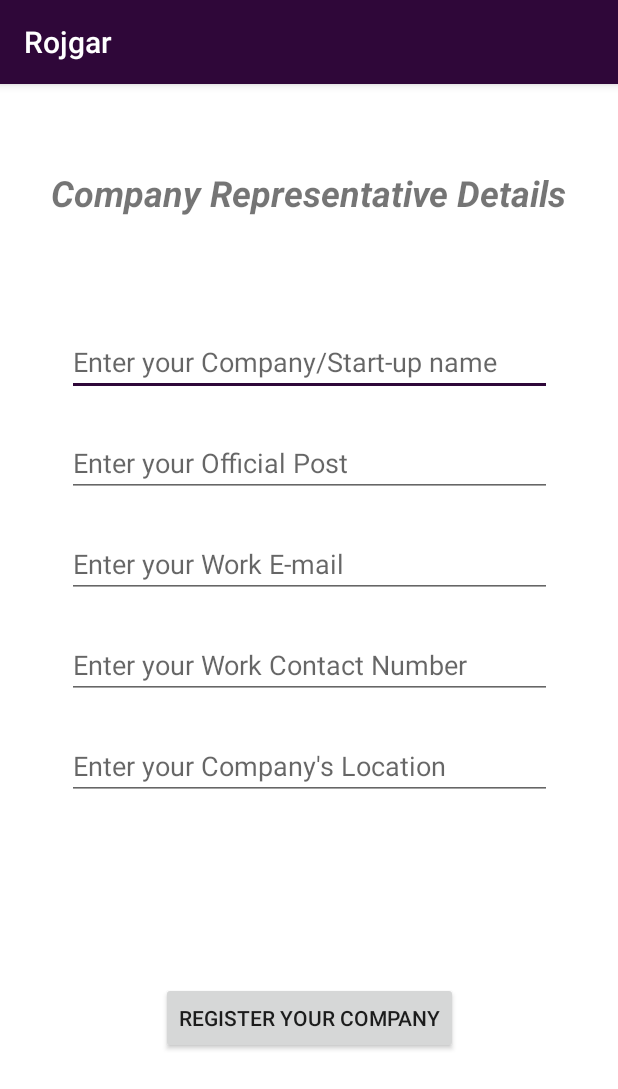
After one commit to 17hardik/newSIH, an Android app: the CreateYourJob screen opened directly, with no data from a screen before it, on a phone screen of 412 x 824 dp. The commit adds this screen. Shown: the top 1089 px of the screen. Run offline under Robolectric (Android 15) with nearby library versions, the phone set to English and light mode, and no system bars; our stand-ins replace Firebase (no records; nobody signed in at launch, a user with empty details on screens opened directly).

Commit message:
Added create your job functionality(under development)

```diff
--- a/app/src/main/AndroidManifest.xml
+++ b/app/src/main/AndroidManifest.xml
@@ -12,6 +12,8 @@
         android:roundIcon="@mipmap/logo"
         android:supportsRtl="true"
         android:theme="@style/AppTheme">
+        <activity android:name=".CreateYourJob"></activity>
+
         <service
             android:name=".MyFirebaseMessagingService"
             android:enabled="true"
@@ -27,6 +29,7 @@
         <meta-data
             android:name="com.google.firebase.messaging.default_notification_color"
             android:resource="@color/colorAccent" />
+
         <activity android:name=".Change_Phone" />
         <activity android:name=".Update_Certificates" />
         <activity android:name=".Change_Password" />
--- /dev/null
+++ b/app/src/main/java/com/example/sih/CreateYourJob.java
@@ -0,0 +1,53 @@
+package com.example.sih;
+
+import androidx.appcompat.app.AppCompatActivity;
+
+import android.os.Bundle;
+import android.view.View;
+import android.widget.Button;
+import android.widget.EditText;
+import android.widget.Toast;
+
+import com.google.firebase.database.DatabaseReference;
+import com.google.firebase.database.FirebaseDatabase;
+
+public class CreateYourJob extends AppCompatActivity {
+
+    EditText Cname, CRpost,CRemail, CRnum, Cloc;
+    Button Cregister;
+    DatabaseReference reff;
+    Users1 users1;
+
+    @Override
+    protected void onCreate(Bundle savedInstanceState) {
+        super.onCreate(savedInstanceState);
+        setContentView(R.layout.activity_create_your_job);
+
+        Cname = findViewById(R.id.editText);
+        CRpost = findViewById(R.id.editText2);
+        CRemail = findViewById(R.id.editText3);
+        CRnum = findViewById(R.id.editText4);
+        Cloc = findViewById(R.id.editText5);
+        Cregister = findViewById(R.id.button);
+        users1 = new Users1();
+        reff = FirebaseDatabase.getInstance().getReference().child("Users");
+
+        Cregister.setOnClickListener(new View.OnClickListener() {
+            @Override
+            public void onClick(View view) {
+                int CRnumb = Integer.parseInt(CRnum.getText().toString().trim());
+
+                users1.setCname(Cname.getText().toString().trim());
+                users1.setCRpost(CRpost.getText().toString().trim());
+                users1.setCRemail(CRemail.getText().toString().trim());
+                users1.setCRnum(CRnumb);
+                users1.setCloc(Cloc.getText().toString().trim());
+
+                reff.child("member1").setValue(users1);
+
+                Toast.makeText(CreateYourJob.this, "data inserted successfully",Toast.LENGTH_LONG).show();
+            }
+        });
+
+    }
+}
--- a/app/src/main/java/com/example/sih/MainActivity.java
+++ b/app/src/main/java/com/example/sih/MainActivity.java
@@ -195,6 +195,11 @@
                 startActivity(profileIntent);
                 return true;
 
+                case R.id.create_your_job:
+                Intent jCreateIntent = new Intent(MainActivity.this, CreateYourJob.class);
+                startActivity(jCreateIntent);
+                return true;
+
             default:
                 return super.onOptionsItemSelected(menuItem);
         }
--- /dev/null
+++ b/app/src/main/java/com/example/sih/Users1.java
@@ -0,0 +1,52 @@
+package com.example.sih;
+
+public class Users1 {
+    private String Cname;
+    private String CRpost;
+    private String CRemail;
+    private Integer CRnumo;
+    private String Cloc;
+
+    public Users1() {
+    }
+
+    public String getCname() {
+        return Cname;
+    }
+
+    public void setCname(String cname) {
+        Cname = cname;
+    }
+
+    public String getCRpost() {
+        return CRpost;
+    }
+
+    public void setCRpost(String CRpost) {
+        this.CRpost = CRpost;
+    }
+
+    public String getCRemail() {
+        return CRemail;
+    }
+
+    public void setCRemail(String CRemail) {
+        this.CRemail = CRemail;
+    }
+
+    public Integer getCRnum() {
+        return CRnumo;
+    }
+
+    public void setCRnum(Integer CRnum) {
+        this.CRnumo = CRnum;
+    }
+
+    public String getCloc() {
+        return Cloc;
+    }
+
+    public void setCloc(String cloc) {
+        Cloc = cloc;
+    }
+}
--- /dev/null
+++ b/app/src/main/res/layout/activity_create_your_job.xml
@@ -0,0 +1,92 @@
+<?xml version="1.0" encoding="utf-8"?>
+<androidx.constraintlayout.widget.ConstraintLayout xmlns:android="http://schemas.android.com/apk/res/android"
+    xmlns:app="http://schemas.android.com/apk/res-auto"
+    xmlns:tools="http://schemas.android.com/tools"
+    android:layout_width="match_parent"
+    android:layout_height="match_parent"
+    android:background="@color/cardview_light_background"
+    tools:context=".CreateYourJob">
+
+    <EditText
+        android:id="@+id/editText"
+        android:layout_width="323dp"
+        android:layout_height="43dp"
+        android:layout_marginTop="76dp"
+        android:ems="10"
+        android:hint="Enter your Company/Start-up name"
+        android:inputType="textPersonName"
+        app:layout_constraintEnd_toEndOf="parent"
+        app:layout_constraintStart_toStartOf="parent"
+        app:layout_constraintTop_toBottomOf="@+id/textView" />
+
+    <EditText
+        android:id="@+id/editText2"
+        android:layout_width="323dp"
+        android:layout_height="43dp"
+        android:layout_marginTop="24dp"
+        android:ems="10"
+        android:hint="Enter your Official Post "
+        android:inputType="textPersonName"
+        app:layout_constraintEnd_toEndOf="parent"
+        app:layout_constraintStart_toStartOf="parent"
+        app:layout_constraintTop_toBottomOf="@+id/editText" />
+
+    <EditText
+        android:id="@+id/editText3"
+        android:layout_width="323dp"
+        android:layout_height="43dp"
+        android:layout_marginTop="24dp"
+        android:ems="10"
+        android:hint="Enter your Work E-mail"
+        android:inputType="textEmailAddress"
+        app:layout_constraintEnd_toEndOf="parent"
+        app:layout_constraintStart_toStartOf="parent"
+        app:layout_constraintTop_toBottomOf="@+id/editText2" />
+
+    <EditText
+        android:id="@+id/editText4"
+        android:layout_width="323dp"
+        android:layout_height="43dp"
+        android:layout_marginTop="24dp"
+        android:ems="10"
+        android:hint="Enter your Work Contact Number"
+        android:inputType="number"
+        app:layout_constraintEnd_toEndOf="parent"
+        app:layout_constraintStart_toStartOf="parent"
+        app:layout_constraintTop_toBottomOf="@+id/editText3" />
+
+    <EditText
+        android:id="@+id/editText5"
+        android:layout_width="323dp"
+        android:layout_height="43dp"
+        android:layout_marginTop="24dp"
+        android:ems="10"
+        android:hint="Enter your Company's Location"
+        android:inputType="textPersonName"
+        app:layout_constraintEnd_toEndOf="parent"
+        app:layout_constraintStart_toStartOf="parent"
+        app:layout_constraintTop_toBottomOf="@+id/editText4" />
+
+    <TextView
+        android:id="@+id/textView"
+        android:layout_width="wrap_content"
+        android:layout_height="wrap_content"
+        android:layout_marginTop="56dp"
+        android:text="Company Representative Details"
+        android:textSize="24sp"
+        android:textStyle="bold|italic"
+        app:layout_constraintEnd_toEndOf="parent"
+        app:layout_constraintStart_toStartOf="parent"
+        app:layout_constraintTop_toTopOf="parent" />
+
+    <Button
+        android:id="@+id/button"
+        android:layout_width="wrap_content"
+        android:layout_height="wrap_content"
+        android:text="Register your Company"
+        app:layout_constraintBottom_toBottomOf="parent"
+        app:layout_constraintEnd_toEndOf="parent"
+        app:layout_constraintStart_toStartOf="parent"
+        app:layout_constraintTop_toBottomOf="@+id/editText5" />
+
+</androidx.constraintlayout.widget.ConstraintLayout>
--- a/app/src/main/res/menu/option_menu.xml
+++ b/app/src/main/res/menu/option_menu.xml
@@ -12,4 +12,6 @@
         android:title="Logout"/>
     <item android:id="@+id/contact_us"
         android:title="Contact Us"/>
+    <item android:id="@+id/create_your_job"
+        android:title="Publish Your Job"/>
 </menu>
--- a/app/src/main/res/values/strings.xml
+++ b/app/src/main/res/values/strings.xml
@@ -119,5 +119,4 @@
     <string name="profle1">प्रोफ़ाइल</string>
     <string name="phone_changed1">आपका फ़ोन नंबर बदल दिया गया है</string>
     <string name="msg_token_fmt">%s</string>
-
 </resources>
```
